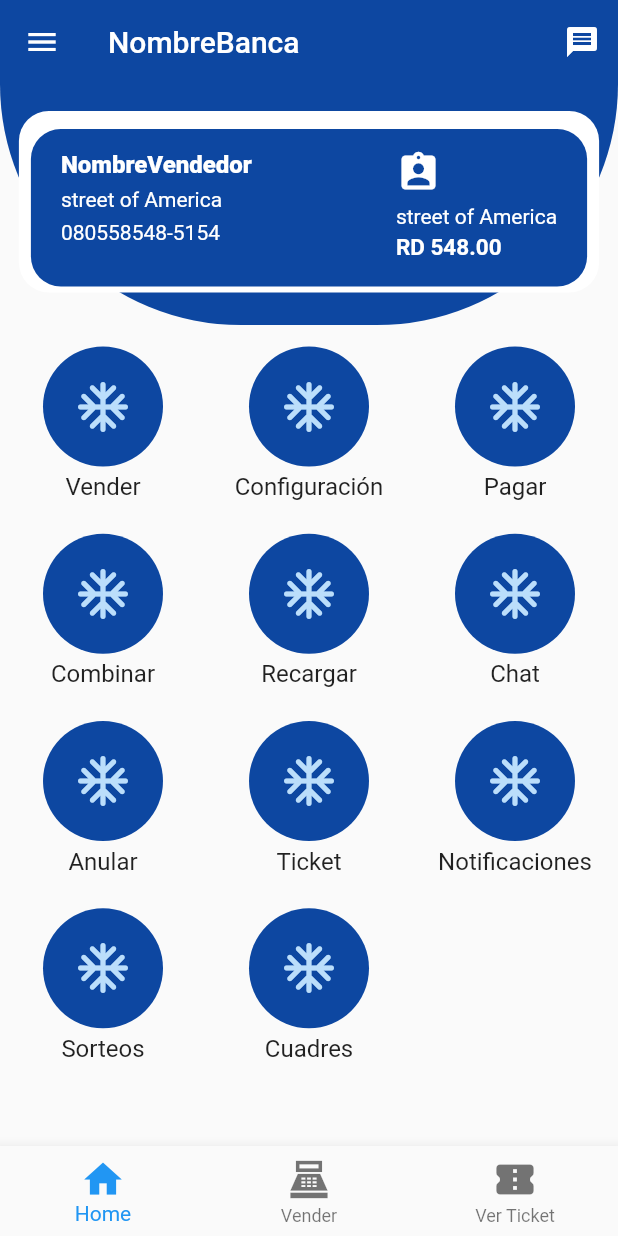
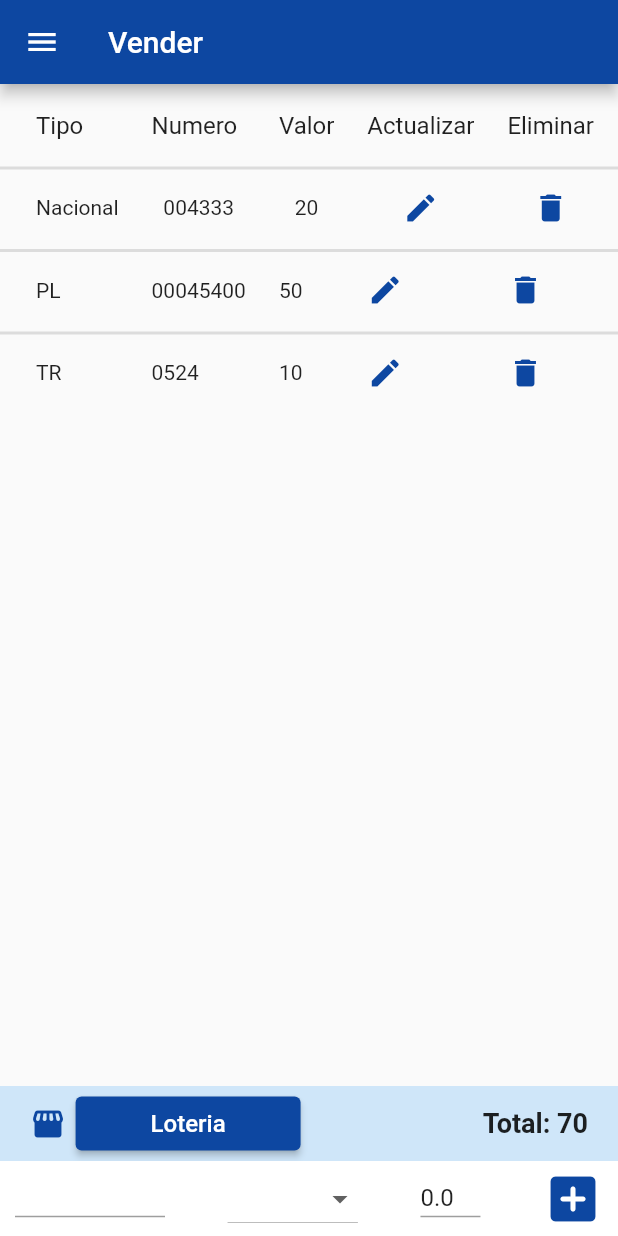
Before and after one commit to jesus07098/lottery, a Flutter app: the screen it shows after launch, on a phone screen of 412 x 824 dp. Run offline on Flutter 3.47's test engine with Material 2 defaults, Android fonts, the phone set to English and light mode, and no system bars.

Commit message:
Feature/ add dialog in sell page

```diff
--- a/lib/main.dart
+++ b/lib/main.dart
@@ -1,8 +1,9 @@
-import 'dart:ui';
 import 'package:flutter/material.dart';
 import 'package:lottery/src/pages/home_page.dart';
 import 'package:lottery/src/pages/login_page.dart';
+import 'package:lottery/src/pages/sell_page.dart';
 import 'package:lottery/src/providers/login_provider.dart';
+import 'package:lottery/src/providers/sell_provider.dart';
 import 'package:provider/provider.dart';
 
 void main() => runApp(MyApp());
@@ -11,14 +12,17 @@ class MyApp extends StatelessWidget {
   @override
   Widget build(BuildContext context) {
     return MultiProvider(
-      providers: [ChangeNotifierProvider(create: (_) => LoginProvider())],
+      providers: [
+        ChangeNotifierProvider(create: (_) => LoginProvider()),
+        ChangeNotifierProvider<SellProvider>(create: (_) => SellProvider([]))
+        ],
       child: MaterialApp(
         debugShowCheckedModeBanner: false,
         initialRoute: 'home',
         routes: {
-          'home': (context) => HomePage(),
+          'home': (context) => SellPage(),
         },
-        home: HomePage(),
+        home: SellPage(),
       ),
     );
   }
--- /dev/null
+++ b/lib/src/pages/sell_page.dart
@@ -0,0 +1,426 @@
+import 'package:flutter/cupertino.dart';
+import 'package:flutter/material.dart';
+import 'package:lottery/src/providers/sell_provider.dart';
+import 'dart:ui';
+
+class SellPage extends StatefulWidget {
+  @override
+  State<SellPage> createState() => _SellPageState();
+}
+
+class _SellPageState extends State<SellPage> {
+  @override
+  Widget build(BuildContext context) {
+    final List<String> lotteries = ['Nacional', 'Leidsa'];
+    bool _isChecked = false;
+    return Scaffold(
+      drawer: Drawer(),
+      appBar: AppBar(
+        title: Text('Vender'),
+        backgroundColor: Colors.blue[900],
+      ),
+      body: Stack(children: [
+        DataTable(
+            showCheckboxColumn: false,
+            dividerThickness: 2,
+            headingRowHeight: 55,
+            dataRowHeight: 55,
+            columnSpacing: 22,
+            columns: <DataColumn>[
+              DataColumn(
+                label: Text(
+                  'Tipo',
+                  style: Theme.of(context).textTheme.subtitle1,
+                ),
+              ),
+              DataColumn(
+                label: Text(
+                  'Numero',
+                  style: Theme.of(context).textTheme.subtitle1,
+                ),
+              ),
+              DataColumn(
+                label: Text(
+                  'Valor',
+                  style: Theme.of(context).textTheme.subtitle1,
+                ),
+              ),
+              DataColumn(
+                label: Text(
+                  'Actualizar',
+                  style: Theme.of(context).textTheme.subtitle1,
+                ),
+              ),
+              DataColumn(
+                label: Text(
+                  'Eliminar',
+                  style: Theme.of(context).textTheme.subtitle1,
+                ),
+              ),
+            ],
+            rows: [
+              DataRow(
+                onSelectChanged: null,
+                selected: false,
+                cells: <DataCell>[
+                  DataCell(
+                    Center(
+                        child: Container(
+                      padding: EdgeInsets.symmetric(
+                        vertical: 3,
+                        horizontal: 0,
+                      ),
+                      child: Text('Nacional'),
+                    )),
+                  ),
+                  DataCell(
+                    Center(
+                      child: Container(
+                        padding: EdgeInsets.symmetric(
+                          vertical: 3,
+                          horizontal: 0,
+                        ),
+                        child: Text('004333'),
+                      ),
+                    ),
+                  ),
+                  DataCell(
+                    Center(
+                      child: Container(
+                        padding: EdgeInsets.symmetric(
+                          vertical: 3,
+                          horizontal: 0,
+                        ),
+                        child: Text('20'),
+                      ),
+                    ),
+                  ),
+                  DataCell(
+                    Center(
+                      child: Container(
+                        padding: EdgeInsets.symmetric(
+                          vertical: 3,
+                          horizontal: 0,
+                        ),
+                        child: Icon(
+                          Icons.edit,
+                          color: Colors.blue[900],
+                        ),
+                      ),
+                    ),
+                  ),
+                  DataCell(Center(
+                      child: Container(
+                    padding: EdgeInsets.symmetric(
+                      vertical: 3,
+                      horizontal: 0,
+                    ),
+                    child: Icon(
+                      Icons.delete,
+                      color: Colors.blue[900],
+                    ),
+                  )))
+                ],
+              ),
+              DataRow(
+                onSelectChanged: null,
+                selected: false,
+                cells: <DataCell>[
+                  DataCell(
+                    Container(
+                      padding: EdgeInsets.symmetric(
+                        vertical: 3,
+                        horizontal: 0,
+                      ),
+                      child: Text('PL'),
+                    ),
+                  ),
+                  DataCell(
+                    Container(
+                      padding: EdgeInsets.symmetric(
+                        vertical: 3,
+                        horizontal: 0,
+                      ),
+                      child: Text('00045400'),
+                    ),
+                  ),
+                  DataCell(
+                    Container(
+                      padding: EdgeInsets.symmetric(
+                        vertical: 3,
+                        horizontal: 0,
+                      ),
+                      child: Text('50'),
+                    ),
+                  ),
+                  DataCell(
+                    Container(
+                      padding: EdgeInsets.symmetric(
+                        vertical: 3,
+                        horizontal: 0,
+                      ),
+                      child: Icon(
+                        Icons.edit,
+                        color: Colors.blue[900],
+                      ),
+                    ),
+                  ),
+                  DataCell(Container(
+                    padding: EdgeInsets.symmetric(
+                      vertical: 3,
+                      horizontal: 0,
+                    ),
+                    child: Icon(
+                      Icons.delete,
+                      color: Colors.blue[900],
+                    ),
+                  ))
+                ],
+              ),
+              DataRow(
+                onSelectChanged: null,
+                selected: false,
+                cells: <DataCell>[
+                  DataCell(
+                    Container(
+                      padding: EdgeInsets.symmetric(
+                        vertical: 3,
+                        horizontal: 0,
+                      ),
+                      child: Text('TR'),
+                    ),
+                  ),
+                  DataCell(
+                    Container(
+                      padding: EdgeInsets.symmetric(
+                        vertical: 3,
+                        horizontal: 0,
+                      ),
+                      child: Text('0524'),
+                    ),
+                  ),
+                  DataCell(
+                    Container(
+                      padding: EdgeInsets.symmetric(
+                        vertical: 3,
+                        horizontal: 0,
+                      ),
+                      child: Text('10'),
+                    ),
+                  ),
+                  DataCell(
+                    Container(
+                      padding: EdgeInsets.symmetric(
+                        vertical: 3,
+                        horizontal: 0,
+                      ),
+                      child: Icon(
+                        Icons.edit,
+                        color: Colors.blue[900],
+                      ),
+                    ),
+                  ),
+                  DataCell(Container(
+                    padding: EdgeInsets.symmetric(
+                      vertical: 3,
+                      horizontal: 0,
+                    ),
+                    child: Icon(
+                      Icons.delete,
+                      color: Colors.blue[900],
+                    ),
+                  ))
+                ],
+              ),
+            ]),
+        Positioned(
+          child: Column(
+            mainAxisAlignment: MainAxisAlignment.end,
+            children: [
+              Align(
+                alignment: FractionalOffset.centerRight,
+                child: Container(
+                  child: Padding(
+                    padding: EdgeInsets.symmetric(horizontal: 20),
+                    child: Row(
+                      mainAxisAlignment: MainAxisAlignment.spaceBetween,
+                      children: [
+                        Icon(
+                          Icons.storefront_rounded,
+                          color: Colors.blue[900],
+                        ),
+                        Container(
+                          margin: EdgeInsets.only(right: 115),
+                          constraints: BoxConstraints(
+                            maxWidth: 150,
+                          ),
+                          width: double.infinity,
+                          child: ElevatedButton(
+                            onPressed: () {
+                              showDialog(
+                                context: context,
+                                builder: (_) => AlertDialog(
+                                  title: Text('Loterias'),
+                                  actions: [],
+                                  content: SingleChildScrollView(
+                                    child: Container(
+                                      height: 220,
+                                        width: double.infinity,
+                                        child: SingleChildScrollView(
+                                          scrollDirection: Axis.vertical,
+                                          child: Column(
+                                            mainAxisSize: MainAxisSize.min,
+
+                                            children: [
+                                              CheckboxListTile(
+
+                                                value: _isChecked,
+                                                onChanged: (bool value) {
+                                                  setState(() {
+                                                    _isChecked = value;
+                                                  });
+                                                },
+                                               title: const Text('Nacional'),
+                                              ),
+                                              CheckboxListTile(
+                                                value: _isChecked,
+                                                onChanged: (bool value) {
+                                                  setState(() {
+                                                    _isChecked = value;
+                                                  });
+                                                },
+                                                title: const Text('Nacional'),
+                                              ),
+                                              CheckboxListTile(
+                                                value: _isChecked,
+                                                onChanged: (bool value) {
+                                                  setState(() {
+                                                    _isChecked = value;
+                                                  });
+                                                },
+                                                title: const Text('Nacional'),
+                                              ),
+                                              CheckboxListTile(
+                                                value: _isChecked,
+                                                onChanged: (bool value) {
+                                                  setState(() {
+                                                    _isChecked = value;
+                                                  });
+                                                },
+                                                title: const Text('Nacional'),
+                                              ),
+                                              CheckboxListTile(
+                                                value: _isChecked,
+                                                onChanged: (bool value) {
+                                                  setState(() {
+                                                    _isChecked = value;
+                                                  });
+                                                },
+                                                title: const Text('Nacional'),
+                                              ),
+                                               CheckboxListTile(
+                                              value: _isChecked,
+                                              onChanged: (bool value) {
+                                                setState(() {
+                                                  _isChecked = value;
+                                                });
+                                              },
+                                              title: const Text('Nacional'),
+                                            ),
+                                             CheckboxListTile(
+                                              value: _isChecked,
+                                              onChanged: (bool value) {
+                                                setState(() {
+                                                  _isChecked = value;
+                                                });
+                                              },
+                                              title: const Text('Nacional'),
+                                            ),
+                                             CheckboxListTile(
+                                              value: _isChecked,
+                                              onChanged: (bool value) {
+                                                setState(() {
+                                                  _isChecked = value;
+                                                });
+                                              },
+                                              title: const Text('Nacional'),
+                                            ),
+
+                                              ],
+                                          )
+                                        )),
+                                  ),
+                                ),
+                              );
+                            },
+                            style: ButtonStyle(
+                                backgroundColor:
+                                    MaterialStateProperty.all<Color>(
+                                        Colors.blue[900])),
+                            child: Text(
+                              'Loteria',
+                              style: TextStyle(
+                                  color: Colors.white, fontSize: 16.0),
+                            ),
+                          ),
+                        ),
+                        Text(
+                          'Total: 70',
+                          style: TextStyle(
+                              fontWeight: FontWeight.bold, fontSize: 18),
+                        ),
+                      ],
+                    ),
+                  ),
+                  color: Colors.blue.withOpacity(0.2),
+                  height: 50,
+                ),
+              ),
+              Align(
+                  alignment: FractionalOffset.bottomCenter,
+                  child: Container(
+                    color: Colors.white,
+                    height: 50,
+                    child: Padding(
+                      padding: const EdgeInsets.symmetric(horizontal: 10),
+                      child: Row(
+                        mainAxisAlignment: MainAxisAlignment.spaceBetween,
+                        children: [
+                          TextFormField(
+                            decoration: InputDecoration(
+                                constraints: BoxConstraints(
+                                    maxWidth: 100, maxHeight: 25)),
+                            initialValue: 'Prueba 00000',
+                          ),
+                          DropdownButton<String>(
+                            items: <String>['Nacional', 'TR', 'Leidsa', '']
+                                .map((String value) {
+                              return DropdownMenuItem<String>(
+                                value: value,
+                                child: Text(value),
+                              );
+                            }).toList(),
+                            onChanged: (_) {},
+                          ),
+                          TextFormField(
+                              decoration: InputDecoration(
+                                  constraints: BoxConstraints(
+                                      maxWidth: 40, maxHeight: 25)),
+                              initialValue: '0.0',
+                              keyboardType: TextInputType.number),
+                          Icon(
+                            Icons.add_box_rounded,
+                            color: Colors.blue[900],
+                            size: 40,
+                          ),
+                        ],
+                      ),
+                    ),
+                  )),
+            ],
+          ),
+        )
+      ]),
+    );
+  }
+}
--- /dev/null
+++ b/lib/src/providers/sell_provider.dart
@@ -0,0 +1,21 @@
+import 'package:flutter/material.dart';
+
+class SellProvider extends ChangeNotifier {
+  List<String> _selectedItems;
+  SellProvider(this._selectedItems);
+  List<String> get SelectedItems => _selectedItems;
+  bool isHaveItem(String value) => _selectedItems.contains(value);
+
+  addItem(String value) {
+    if (!isHaveItem(value)) {
+      _selectedItems.add(value);
+      notifyListeners();
+    }
+  }
+  removeItem(String value) {
+    if (isHaveItem(value)) {
+      _selectedItems.add(value);
+      notifyListeners();
+    }
+  }
+}
```
Also changed, not shown: pubspec.lock.
